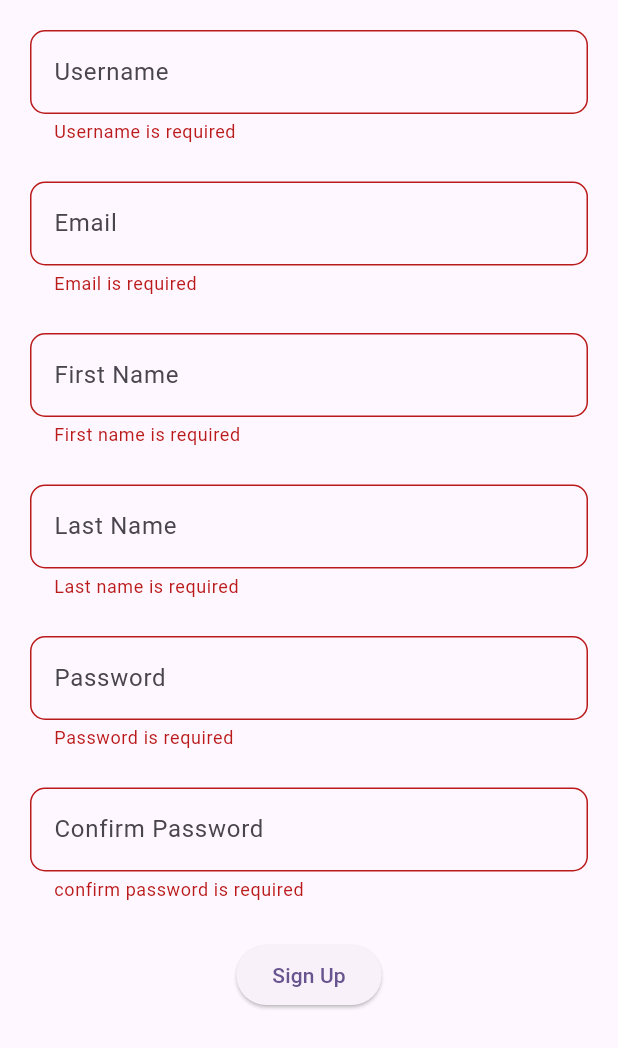
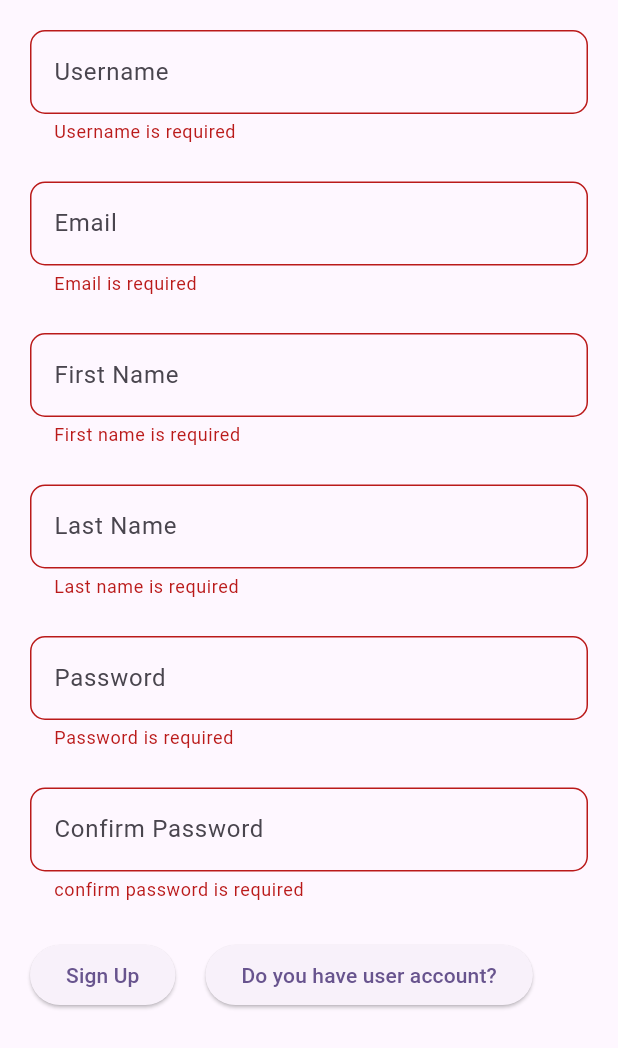
Before and after one commit to minasielemma/todoapp_bits, a Flutter app: the screen it shows after launch, after a tap on "Sign Up", on a phone screen of 412 x 824 dp. Shown: the top 1048 px of the screen. Run offline on Flutter 3.47's test engine with Material 3 defaults, Android fonts, the phone set to English and light mode, and no system bars; our stand-ins replace dio, get, shared_preferences; network calls fail.

Commit message:
class 3 part 1

```diff
--- a/lib/apis/base_apis.dart
+++ b/lib/apis/base_apis.dart
@@ -1,6 +1,22 @@
 import 'package:dio/dio.dart';
 import 'package:todoapp/utils/constant.dart';
+import 'package:shared_preferences/shared_preferences.dart';
 
 class BaseUrl {
   Dio dio = Dio(BaseOptions(baseUrl: ipAddress));
+  BaseUrl() {
+    dio.options.headers['Content-Type'] = 'application/json';
+    dio.interceptors.add(LogInterceptor(responseBody: true, request: true));
+    setHeader();
+  }
+
+  setHeader() async {
+    SharedPreferences prefs = await SharedPreferences.getInstance();
+    String? token = prefs.getString('token');
+    if (token != null) {
+      dio.options.headers['Authorization'] = 'Bearer $token';
+    } else {
+      dio.options.headers['Authorization'] = '';
+    }
+  }
 }
--- a/lib/modules/login/login_bindings.dart
+++ b/lib/modules/login/login_bindings.dart
@@ -0,0 +1,9 @@
+import 'package:get/get.dart';
+import 'package:todoapp/modules/login/login_controller.dart';
+
+class LoginBindings extends Bindings {
+  @override
+  void dependencies() {
+    Get.lazyPut(() => LoginController());
+  }
+}
--- a/lib/modules/sign_up/signup_page.dart
+++ b/lib/modules/sign_up/signup_page.dart
@@ -99,6 +99,8 @@ class _SignUpState extends State<SignUpPage> {
                   obscureText: false,
                 ),
                 columnHight,
+                Row(
+                  children: [
                     ElevatedButton(
                       onPressed: () {
                         if (_formKey.currentState!.validate()) {
@@ -106,6 +108,17 @@ class _SignUpState extends State<SignUpPage> {
                         }
                       },
                       child: const Text("Sign Up"),
+                    ),
+                    const SizedBox(
+                      width: 20,
+                    ),
+                    ElevatedButton(
+                      onPressed: () {
+                        Get.toNamed('/login');
+                      },
+                      child: const Text("Do you have user account?"),
+                    )
+                  ],
                 )
               ],
             ),
--- a/lib/routes/app_pages.dart
+++ b/lib/routes/app_pages.dart
@@ -1,4 +1,6 @@
 import 'package:get/get.dart';
+import 'package:todoapp/modules/login/login_bindings.dart';
+import 'package:todoapp/modules/login/login_page.dart';
 import 'package:todoapp/modules/sign_up/signup_binding.dart';
 import 'package:todoapp/modules/sign_up/signup_page.dart';
 import 'package:todoapp/routes/app_routes.dart';
@@ -9,5 +11,9 @@ class AppPages {
         name: AppRoutes.signup,
         page: () => SignUpPage(),
         binding: SignupBinding()),
+    GetPage(
+        name: AppRoutes.login,
+        page: () => LoginPage(),
+        binding: LoginBindings()),
   ];
 }
--- a/pubspec.yaml
+++ b/pubspec.yaml
@@ -37,6 +37,7 @@ dependencies:
   cupertino_icons: ^1.0.8
   get: ^4.6.6
   dio: ^5.7.0
+  shared_preferences: ^2.3.4
 
 dev_dependencies:
   flutter_test:
```
Also changed, not shown: lib/apis/login_apis.dart (added, +8 -0 lines), lib/model/plan.dart (added, +99 -0 lines), lib/modules/login/login_controller.dart (added, +23 -0 lines), lib/modules/login/login_page.dart (+55 -0 lines), pubspec.lock, 1 other file. Lines whose indentation alone changed are shown as unchanged.
